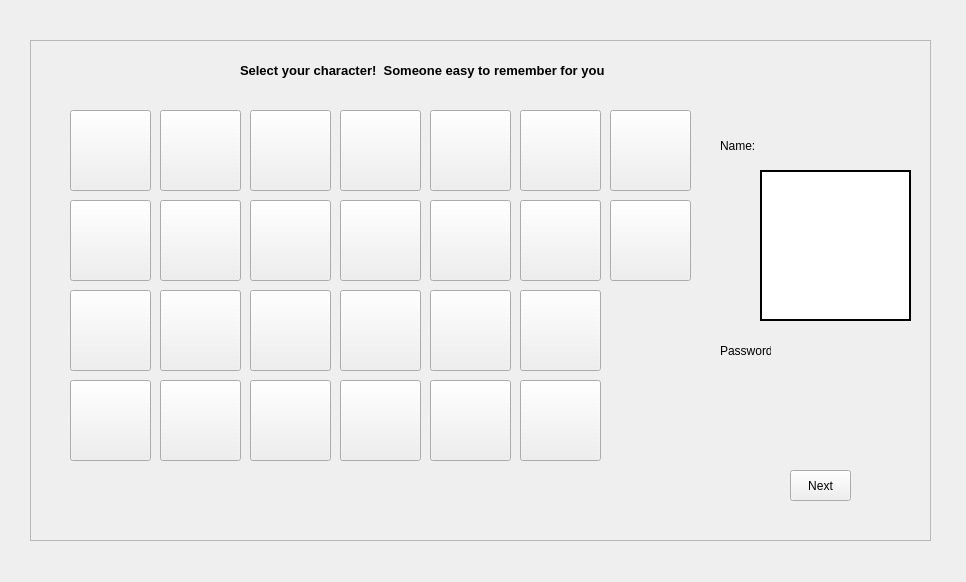
Qt form Python/UI forms/selectCharacterWindow.ui (ajs5433/CSEC-Final-Project-) before a commit.
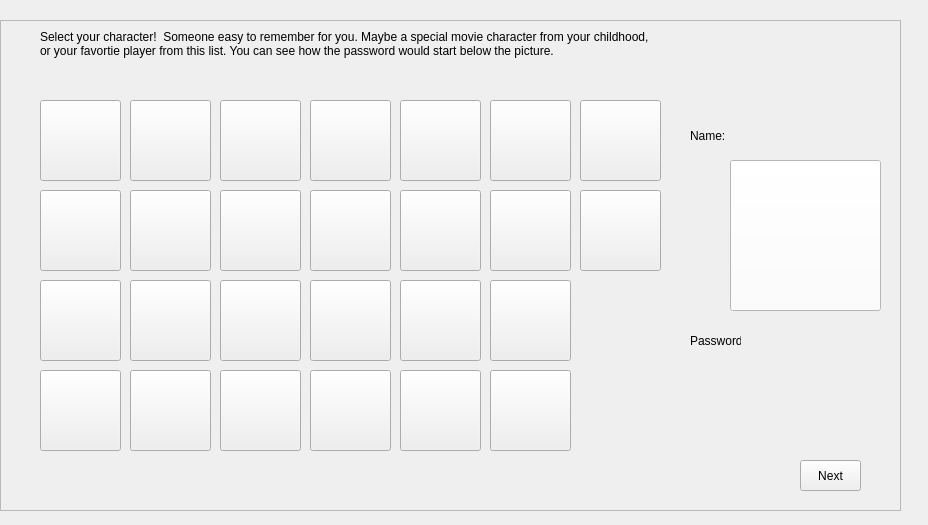
The same form after that commit.

Diff of the .ui file:
```diff
--- a/Python/UI forms/selectCharacterWindow.ui
+++ b/Python/UI forms/selectCharacterWindow.ui
@@ -6,8 +6,8 @@
    <rect>
     <x>0</x>
     <y>0</y>
-    <width>966</width>
-    <height>582</height>
+    <width>928</width>
+    <height>525</height>
    </rect>
   </property>
   <property name="windowTitle">
@@ -16,10 +16,10 @@
   <widget class="QFrame" name="frame">
    <property name="geometry">
     <rect>
-     <x>30</x>
-     <y>40</y>
+     <x>0</x>
+     <y>20</y>
      <width>901</width>
-     <height>501</height>
+     <height>491</height>
     </rect>
    </property>
    <property name="frameShape">
@@ -32,7 +32,7 @@
     <property name="geometry">
      <rect>
       <x>40</x>
-      <y>70</y>
+      <y>80</y>
       <width>81</width>
       <height>81</height>
      </rect>
@@ -45,7 +45,7 @@
     <property name="geometry">
      <rect>
       <x>130</x>
-      <y>70</y>
+      <y>80</y>
       <width>81</width>
       <height>81</height>
      </rect>
@@ -58,7 +58,7 @@
     <property name="geometry">
      <rect>
       <x>220</x>
-      <y>70</y>
+      <y>80</y>
       <width>81</width>
       <height>81</height>
      </rect>
@@ -71,7 +71,7 @@
     <property name="geometry">
      <rect>
       <x>40</x>
-      <y>160</y>
+      <y>170</y>
       <width>81</width>
       <height>81</height>
      </rect>
@@ -84,7 +84,7 @@
     <property name="geometry">
      <rect>
       <x>130</x>
-      <y>160</y>
+      <y>170</y>
       <width>81</width>
       <height>81</height>
      </rect>
@@ -97,7 +97,7 @@
     <property name="geometry">
      <rect>
       <x>220</x>
-      <y>160</y>
+      <y>170</y>
       <width>81</width>
       <height>81</height>
      </rect>
@@ -110,7 +110,7 @@
     <property name="geometry">
      <rect>
       <x>310</x>
-      <y>160</y>
+      <y>170</y>
       <width>81</width>
       <height>81</height>
      </rect>
@@ -123,7 +123,7 @@
     <property name="geometry">
      <rect>
       <x>400</x>
-      <y>160</y>
+      <y>170</y>
       <width>81</width>
       <height>81</height>
      </rect>
@@ -136,7 +136,7 @@
     <property name="geometry">
      <rect>
       <x>400</x>
-      <y>250</y>
+      <y>260</y>
       <width>81</width>
       <height>81</height>
      </rect>
@@ -149,7 +149,7 @@
     <property name="geometry">
      <rect>
       <x>310</x>
-      <y>340</y>
+      <y>350</y>
       <width>81</width>
       <height>81</height>
      </rect>
@@ -162,7 +162,7 @@
     <property name="geometry">
      <rect>
       <x>220</x>
-      <y>340</y>
+      <y>350</y>
       <width>81</width>
       <height>81</height>
      </rect>
@@ -175,7 +175,7 @@
     <property name="geometry">
      <rect>
       <x>310</x>
-      <y>250</y>
+      <y>260</y>
       <width>81</width>
       <height>81</height>
      </rect>
@@ -188,7 +188,7 @@
     <property name="geometry">
      <rect>
       <x>220</x>
-      <y>250</y>
+      <y>260</y>
       <width>81</width>
       <height>81</height>
      </rect>
@@ -201,7 +201,7 @@
     <property name="geometry">
      <rect>
       <x>40</x>
-      <y>250</y>
+      <y>260</y>
       <width>81</width>
       <height>81</height>
      </rect>
@@ -214,7 +214,7 @@
     <property name="geometry">
      <rect>
       <x>130</x>
-      <y>250</y>
+      <y>260</y>
       <width>81</width>
       <height>81</height>
      </rect>
@@ -227,7 +227,7 @@
     <property name="geometry">
      <rect>
       <x>130</x>
-      <y>340</y>
+      <y>350</y>
       <width>81</width>
       <height>81</height>
      </rect>
@@ -240,7 +240,7 @@
     <property name="geometry">
      <rect>
       <x>40</x>
-      <y>340</y>
+      <y>350</y>
       <width>81</width>
       <height>81</height>
      </rect>
@@ -253,7 +253,7 @@
     <property name="geometry">
      <rect>
       <x>490</x>
-      <y>70</y>
+      <y>80</y>
       <width>81</width>
       <height>81</height>
      </rect>
@@ -266,7 +266,7 @@
     <property name="geometry">
      <rect>
       <x>490</x>
-      <y>340</y>
+      <y>350</y>
       <width>81</width>
       <height>81</height>
      </rect>
@@ -279,7 +279,7 @@
     <property name="geometry">
      <rect>
       <x>490</x>
-      <y>250</y>
+      <y>260</y>
       <width>81</width>
       <height>81</height>
      </rect>
@@ -292,7 +292,7 @@
     <property name="geometry">
      <rect>
       <x>400</x>
-      <y>340</y>
+      <y>350</y>
       <width>81</width>
       <height>81</height>
      </rect>
@@ -305,7 +305,7 @@
     <property name="geometry">
      <rect>
       <x>490</x>
-      <y>160</y>
+      <y>170</y>
       <width>81</width>
       <height>81</height>
      </rect>
@@ -318,7 +318,7 @@
     <property name="geometry">
      <rect>
       <x>400</x>
-      <y>70</y>
+      <y>80</y>
       <width>81</width>
       <height>81</height>
      </rect>
@@ -331,7 +331,7 @@
     <property name="geometry">
      <rect>
       <x>580</x>
-      <y>160</y>
+      <y>170</y>
       <width>81</width>
       <height>81</height>
      </rect>
@@ -343,28 +343,35 @@
    <widget class="QLabel" name="label">
     <property name="geometry">
      <rect>
-      <x>210</x>
-      <y>20</y>
-      <width>391</width>
-      <height>20</height>
+      <x>40</x>
+      <y>10</y>
+      <width>611</width>
+      <height>41</height>
      </rect>
     </property>
     <property name="font">
      <font>
-      <pointsize>10</pointsize>
-      <weight>75</weight>
-      <bold>true</bold>
+      <family>Arial</family>
+      <pointsize>9</pointsize>
+      <weight>50</weight>
+      <bold>false</bold>
      </font>
     </property>
     <property name="text">
-     <string>Select your character!  Someone easy to remember for you</string>
+     <string>Select your character!  Someone easy to remember for you. Maybe a special movie character from your childhood, or your favortie player from this list. You can see how the password would start below the picture.</string>
+    </property>
+    <property name="alignment">
+     <set>Qt::AlignLeading|Qt::AlignLeft|Qt::AlignTop</set>
+    </property>
+    <property name="wordWrap">
+     <bool>true</bool>
     </property>
    </widget>
    <widget class="QLabel" name="name_l">
     <property name="geometry">
      <rect>
       <x>690</x>
-      <y>90</y>
+      <y>100</y>
       <width>41</width>
       <height>31</height>
      </rect>
@@ -377,7 +384,7 @@
     <property name="geometry">
      <rect>
       <x>690</x>
-      <y>300</y>
+      <y>310</y>
       <width>51</width>
       <height>21</height>
      </rect>
@@ -389,8 +396,8 @@
    <widget class="QPushButton" name="ok_btn">
     <property name="geometry">
      <rect>
-      <x>760</x>
-      <y>430</y>
+      <x>800</x>
+      <y>440</y>
       <width>61</width>
       <height>31</height>
      </rect>
@@ -403,7 +410,7 @@
     <property name="geometry">
      <rect>
       <x>580</x>
-      <y>70</y>
+      <y>80</y>
       <width>81</width>
       <height>81</height>
      </rect>
@@ -416,7 +423,7 @@
     <property name="geometry">
      <rect>
       <x>310</x>
-      <y>70</y>
+      <y>80</y>
       <width>81</width>
       <height>81</height>
      </rect>
@@ -429,7 +436,7 @@
     <property name="geometry">
      <rect>
       <x>750</x>
-      <y>300</y>
+      <y>310</y>
       <width>131</width>
       <height>21</height>
      </rect>
@@ -449,36 +456,43 @@
     <property name="geometry">
      <rect>
       <x>730</x>
-      <y>90</y>
+      <y>100</y>
       <width>141</width>
       <height>31</height>
      </rect>
     </property>
     <property name="font">
      <font>
+      <family>Century Gothic</family>
       <pointsize>10</pointsize>
-      <weight>75</weight>
-      <bold>true</bold>
+      <weight>50</weight>
+      <bold>false</bold>
      </font>
     </property>
     <property name="text">
      <string/>
     </property>
+    <property name="alignment">
+     <set>Qt::AlignCenter</set>
+    </property>
    </widget>
-   <widget class="QLabel" name="picture_label">
+   <widget class="QPushButton" name="pushButton">
     <property name="geometry">
      <rect>
       <x>730</x>
-      <y>130</y>
+      <y>140</y>
       <width>151</width>
       <height>151</height>
      </rect>
     </property>
+    <property name="layoutDirection">
+     <enum>Qt::LeftToRight</enum>
+    </property>
+    <property name="autoFillBackground">
+     <bool>false</bool>
+    </property>
     <property name="styleSheet">
-     <string notr="true">Background: rgb(255, 255, 255)</string>
-    </property>
-    <property name="frameShape">
-     <enum>QFrame::WinPanel</enum>
+     <string notr="true">Background:rgb(255, 255, 255)</string>
     </property>
     <property name="text">
      <string/>
```
Left out of the diff: 35 changed lines with no effect on the pictures.
